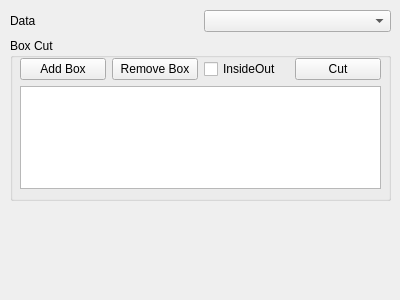
linson7017/MIPF, file Plugins/Mipf_Plugin_VolumeCut/VolumeCutView.ui: the form before one commit.
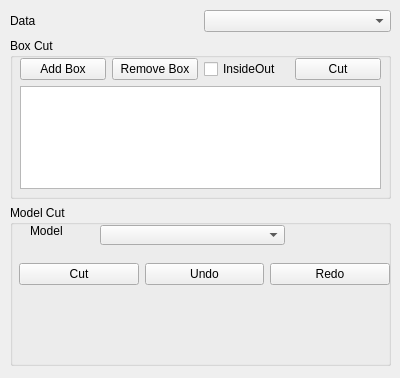
The form after the commit. Custom widgets are drawn as their Qt base class.

```diff
--- a/Plugins/Mipf_Plugin_VolumeCut/VolumeCutView.ui
+++ b/Plugins/Mipf_Plugin_VolumeCut/VolumeCutView.ui
@@ -7,7 +7,7 @@
     <x>0</x>
     <y>0</y>
     <width>400</width>
-    <height>300</height>
+    <height>378</height>
    </rect>
   </property>
   <property name="windowTitle">
@@ -19,7 +19,7 @@
      <x>10</x>
      <y>10</y>
      <width>381</width>
-     <height>191</height>
+     <height>356</height>
     </rect>
    </property>
    <layout class="QVBoxLayout" name="verticalLayout">
@@ -97,6 +97,82 @@
       </widget>
      </widget>
     </item>
+    <item>
+     <widget class="QGroupBox" name="groupBox">
+      <property name="minimumSize">
+       <size>
+        <width>0</width>
+        <height>100</height>
+       </size>
+      </property>
+      <property name="title">
+       <string>Model Cut</string>
+      </property>
+      <widget class="QmitkDataStorageComboBox" name="ModelSelector">
+       <property name="geometry">
+        <rect>
+         <x>90</x>
+         <y>20</y>
+         <width>185</width>
+         <height>20</height>
+        </rect>
+       </property>
+      </widget>
+      <widget class="QLabel" name="label_2">
+       <property name="geometry">
+        <rect>
+         <x>20</x>
+         <y>20</y>
+         <width>54</width>
+         <height>12</height>
+        </rect>
+       </property>
+       <property name="text">
+        <string>Model</string>
+       </property>
+      </widget>
+      <widget class="QWidget" name="verticalLayoutWidget_2">
+       <property name="geometry">
+        <rect>
+         <x>9</x>
+         <y>49</y>
+         <width>371</width>
+         <height>41</height>
+        </rect>
+       </property>
+       <layout class="QVBoxLayout" name="verticalLayout_2">
+        <item>
+         <layout class="QHBoxLayout" name="horizontalLayout_2">
+          <item>
+           <widget class="QPushButton" name="ModelCutBtn">
+            <property name="text">
+             <string>Cut</string>
+            </property>
+            <property name="checkable">
+             <bool>true</bool>
+            </property>
+           </widget>
+          </item>
+          <item>
+           <widget class="QPushButton" name="UndoBtn">
+            <property name="text">
+             <string>Undo</string>
+            </property>
+           </widget>
+          </item>
+          <item>
+           <widget class="QPushButton" name="RedoBtn">
+            <property name="text">
+             <string>Redo</string>
+            </property>
+           </widget>
+          </item>
+         </layout>
+        </item>
+       </layout>
+      </widget>
+     </widget>
+    </item>
    </layout>
   </widget>
  </widget>
```
